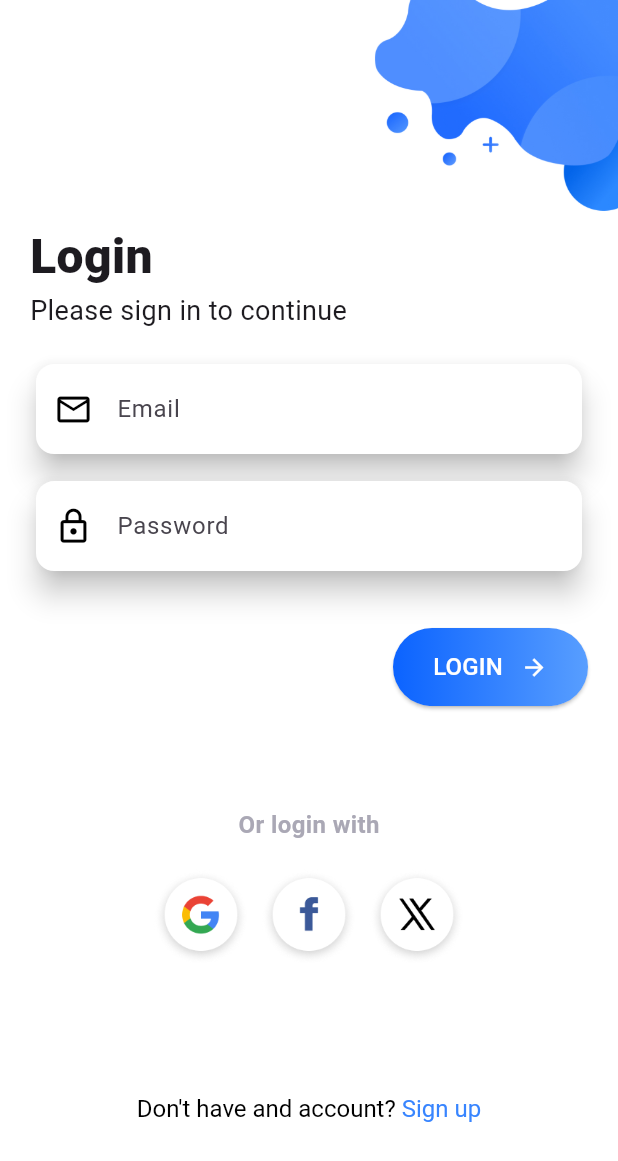
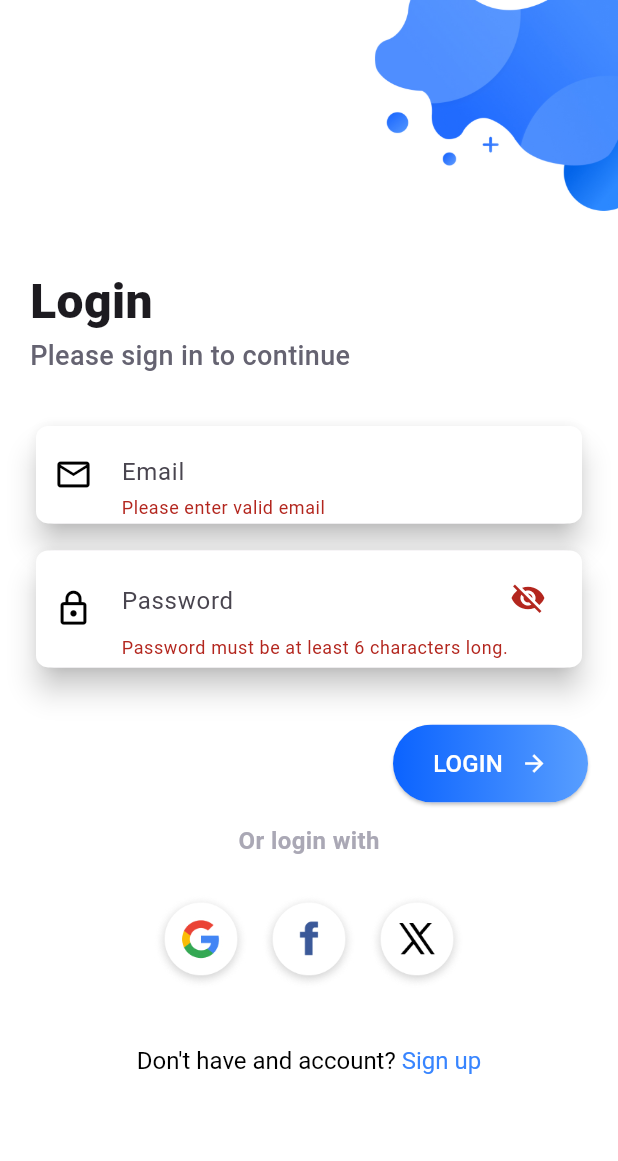
Before and after one commit to CodeCrypt05/Flutter-Dart-Fun-Challenge, a Flutter app: the screen it shows after launch, after a tap on "LOGIN", on a phone screen of 412 x 824 dp. Shown: the top 1161 px of the screen. Run offline on Flutter 3.47's test engine with Material 2 defaults, Android fonts, the phone set to English and light mode, and no system bars; our stand-ins replace device_preview, google_fonts, hexcolor.

Commit message:
login screen responsiveness update

```diff
--- a/lib/main.dart
+++ b/lib/main.dart
@@ -1,8 +1,17 @@
+import 'package:device_preview/device_preview.dart';
+import 'package:flutter/foundation.dart';
 import 'package:flutter/material.dart';
 import 'package:flutter_dart_fun_challange/pages/login_screen.dart';
 
 void main() {
-  runApp(const MyApp());
+  runApp(
+    DevicePreview(
+      enabled: !kReleaseMode,
+      builder: ((context) => const MyApp()),
+    ),
+
+    // const MyApp(),
+  );
 }
 
 class MyApp extends StatelessWidget {
@@ -15,7 +24,6 @@ class MyApp extends StatelessWidget {
       debugShowCheckedModeBanner: false,
       title: 'Flutter Demo',
       theme: ThemeData(
-        colorScheme: ColorScheme.fromSeed(seedColor: Colors.deepPurple),
         useMaterial3: true,
       ),
       home: LoginScreen(),
--- a/lib/pages/login_screen.dart
+++ b/lib/pages/login_screen.dart
@@ -13,8 +13,25 @@ class LoginScreen extends StatefulWidget {
 }
 
 class _LoginScreenState extends State<LoginScreen> {
-  final GlobalKey<ScaffoldState> _scaffoldKey = GlobalKey<ScaffoldState>();
-  final TextEditingController _textEditingController = TextEditingController();
+  final GlobalKey<FormState> _formKey = GlobalKey<FormState>();
+
+  var _enteredEmail = '';
+  var _enteredPassword = '';
+  bool passwordVisible = false;
+
+  void _submit() async {
+    final isValid = _formKey.currentState!.validate();
+
+    if (!isValid) {
+      return;
+    }
+  }
+
+  bool isValidEmail(String email) {
+    return RegExp(
+            r'^(([^<>()[\]\\.,;:\s@\"]+(\.[^<>()[\]\\.,;:\s@\"]+)*)|(\".+\"))@((\[[0-9]{1,3}\.[0-9]{1,3}\.[0-9]{1,3}\.[0-9]{1,3}\])|(([a-zA-Z\-0-9]+\.)+[a-zA-Z]{2,}))$')
+        .hasMatch(email);
+  }
 
   @override
   Widget build(BuildContext context) {
@@ -30,7 +47,7 @@ class _LoginScreenState extends State<LoginScreen> {
             children: [
               buildDesign(),
               buildLoginText(),
-              buildFields(context),
+              buildFields(_formKey, context),
               buildOrLoginWith(),
             ],
           ),
@@ -55,13 +72,16 @@ class _LoginScreenState extends State<LoginScreen> {
   Widget buildLoginText() {
     return Container(
       width: double.infinity,
-      height: w! * 0.20,
-      margin: EdgeInsets.only(left: 20, right: 20),
+      height: w! * 0.3,
+      margin: const EdgeInsets.only(left: 20, right: 20),
       // color: Colors.amber,
       child: Column(
         mainAxisAlignment: MainAxisAlignment.start,
         crossAxisAlignment: CrossAxisAlignment.start,
         children: [
+          const SizedBox(
+            height: 30,
+          ),
           Text(
             'Login',
             style: GoogleFonts.roboto(
@@ -73,7 +93,8 @@ class _LoginScreenState extends State<LoginScreen> {
             'Please sign in to continue',
             style: GoogleFonts.roboto(
               fontSize: 18,
-              fontWeight: FontWeight.w400,
+              fontWeight: FontWeight.w500,
+              color: HexColor('#656371'),
             ),
           ),
         ],
@@ -81,14 +102,13 @@ class _LoginScreenState extends State<LoginScreen> {
     );
   }
 
-  Widget buildFields(BuildContext context) {
+  Widget buildFields(GlobalKey<FormState> formKey, BuildContext context) {
     return Container(
-      margin: EdgeInsets.only(left: 20, right: 20),
+      margin: const EdgeInsets.only(left: 20, right: 20),
       width: double.infinity,
-      height: w! * 0.66,
       // color: Colors.pink,
       child: Form(
-        // key: formKey,
+        key: formKey,
         child: Column(
           children: [
             const SizedBox(
@@ -96,28 +116,53 @@ class _LoginScreenState extends State<LoginScreen> {
             ),
             Card(
               elevation: 8,
+              child: Container(
+                decoration: BoxDecoration(
                   color: Colors.white,
-              child: Container(
+                  borderRadius: BorderRadius.circular(8.0),
+                ),
                 padding: const EdgeInsets.only(left: 12, right: 12),
                 child: Row(
                   mainAxisAlignment: MainAxisAlignment.spaceEvenly,
                   children: [
-                    Container(
-                      // padding: const EdgeInsets.only(top: 18),
-                      child: const Icon(
+                    const Icon(
                       Icons.mail_outline,
                       color: Colors.black,
                       size: 26,
                     ),
+                    Expanded(
+                      child: Stack(
+                        children: [
+                          Container(
+                            // color: Colors.amber,
+                            padding: const EdgeInsets.only(left: 16),
+                            height: 60,
                           ),
-                    Expanded(
-                      child: Container(
-                        // color: Colors.amber,
-                        padding: const EdgeInsets.only(left: 16, top: 6),
-                        height: 60,
-                        child: const TextField(
-                            decoration: InputDecoration(
-                                hintText: 'Email', border: InputBorder.none)),
+                          Container(
+                            padding: const EdgeInsets.only(
+                                top: 1, left: 8, bottom: 8),
+                            child: TextFormField(
+                              decoration: const InputDecoration(
+                                contentPadding: EdgeInsets.only(
+                                    left: 11, right: 3, top: 14, bottom: 2),
+                                errorStyle:
+                                    TextStyle(fontSize: 12, height: 0.3),
+                                hintText: 'Email',
+                                border: InputBorder.none,
+                              ),
+                              keyboardType: TextInputType.emailAddress,
+                              autocorrect: false,
+                              textCapitalization: TextCapitalization.none,
+                              validator: (value) =>
+                                  isValidEmail(value.toString())
+                                      ? null
+                                      : 'Please enter valid email',
+                              onSaved: (value) {
+                                _enteredEmail = value!;
+                              },
+                            ),
+                          ),
+                        ],
                       ),
                     )
                   ],
@@ -129,29 +174,65 @@ class _LoginScreenState extends State<LoginScreen> {
             ),
             Card(
               elevation: 8,
-              color: Colors.white,
               child: Container(
                 padding: const EdgeInsets.only(left: 12, right: 12),
+                decoration: BoxDecoration(
+                  color: Colors.white,
+                  borderRadius: BorderRadius.circular(8.0),
+                ),
                 child: Row(
                   mainAxisAlignment: MainAxisAlignment.spaceEvenly,
                   children: [
-                    Container(
-                      // padding: const EdgeInsets.only(top: 18),
-                      child: const Icon(
+                    const Icon(
                       Icons.lock_outline,
                       color: Colors.black,
                       size: 26,
                     ),
+                    Expanded(
+                      child: Stack(
+                        children: [
+                          Container(
+                            // color: Colors.amber,
+                            padding: const EdgeInsets.only(left: 16),
+                            height: 60,
                           ),
-                    Expanded(
-                      child: Container(
-                        // color: Colors.amber,
-                        padding: const EdgeInsets.only(left: 16, top: 6),
-                        height: 60,
-                        child: const TextField(
+                          Container(
+                            padding: const EdgeInsets.only(
+                                top: 8, left: 8, bottom: 8),
+                            child: TextFormField(
                               decoration: InputDecoration(
-                              hintText: 'Password', border: InputBorder.none),
+                                contentPadding: const EdgeInsets.only(
+                                    left: 11, right: 3, top: 14, bottom: 2),
+                                errorStyle:
+                                    TextStyle(fontSize: 12, height: 0.8),
+                                hintText: 'Password',
+                                border: InputBorder.none,
+                                suffixIcon: IconButton(
+                                  icon: Icon(passwordVisible
+                                      ? Icons.visibility
+                                      : Icons.visibility_off),
+                                  onPressed: () {
+                                    setState(() {
+                                      passwordVisible = !passwordVisible;
+                                    });
+                                  },
                                 ),
+                              ),
+                              obscureText: passwordVisible,
+                              keyboardType: TextInputType.visiblePassword,
+                              textInputAction: TextInputAction.done,
+                              validator: (value) {
+                                if (value == null || value.trim().length < 6) {
+                                  return 'Password must be at least 6 characters long.';
+                                }
+                                return null;
+                              },
+                              onSaved: (value) {
+                                _enteredPassword = value!;
+                              },
+                            ),
+                          ),
+                        ],
                       ),
                     )
                   ],
@@ -169,7 +250,7 @@ class _LoginScreenState extends State<LoginScreen> {
                 mainAxisAlignment: MainAxisAlignment.end,
                 children: [
                   ElevatedButton(
-                    onPressed: () {},
+                    onPressed: _submit,
                     style: ElevatedButton.styleFrom(
                         padding: const EdgeInsets.all(0),
                         shape: RoundedRectangleBorder(
@@ -217,14 +298,13 @@ class _LoginScreenState extends State<LoginScreen> {
   }
 
   Widget buildOrLoginWith() {
-    return Container(
+    return Expanded(
+      child: Container(
         // color: Colors.green,
         margin: const EdgeInsets.only(left: 20, right: 20),
         width: double.infinity,
-      height: w! * 0.86,
         child: Column(
           children: [
-          SizedBox(height: 36),
             Text(
               'Or login with',
               style: GoogleFonts.roboto(
@@ -233,8 +313,9 @@ class _LoginScreenState extends State<LoginScreen> {
                 fontWeight: FontWeight.w600,
               ),
             ),
-          SizedBox(height: 18),
-          Row(
+            Container(
+              margin: const EdgeInsets.only(top: 24),
+              child: Row(
                 mainAxisAlignment: MainAxisAlignment.center,
                 children: [
                   Image.asset(
@@ -259,8 +340,12 @@ class _LoginScreenState extends State<LoginScreen> {
                   ),
                 ],
               ),
-          SizedBox(height: 86),
-          RichText(
+            ),
+            Expanded(
+              child: Container(
+                // color: Colors.red,
+                margin: const EdgeInsets.only(top: 38),
+                child: RichText(
                     text: TextSpan(children: [
                   TextSpan(
                     text: "Don't have and account? ",
@@ -282,7 +367,10 @@ class _LoginScreenState extends State<LoginScreen> {
                     ),
                   ),
                 ])),
+              ),
+            ),
           ],
+        ),
       ),
     );
   }
--- a/pubspec.yaml
+++ b/pubspec.yaml
@@ -22,6 +22,7 @@ dependencies:
   google_fonts: ^6.1.0
   flutter_svg: ^2.0.9
   hexcolor: ^3.0.1
+  device_preview: ^1.1.0
 
 dev_dependencies:
   flutter_test:
```
Also changed, not shown: pubspec.lock, 1 other file. Lines whose indentation alone changed are shown as unchanged.
